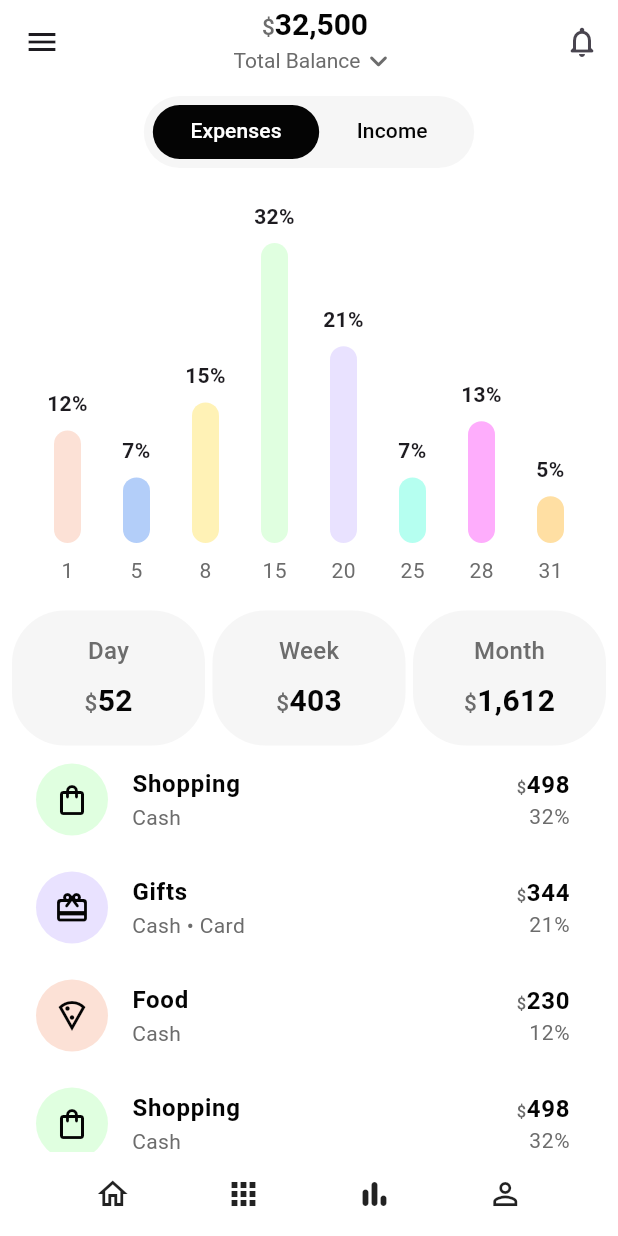
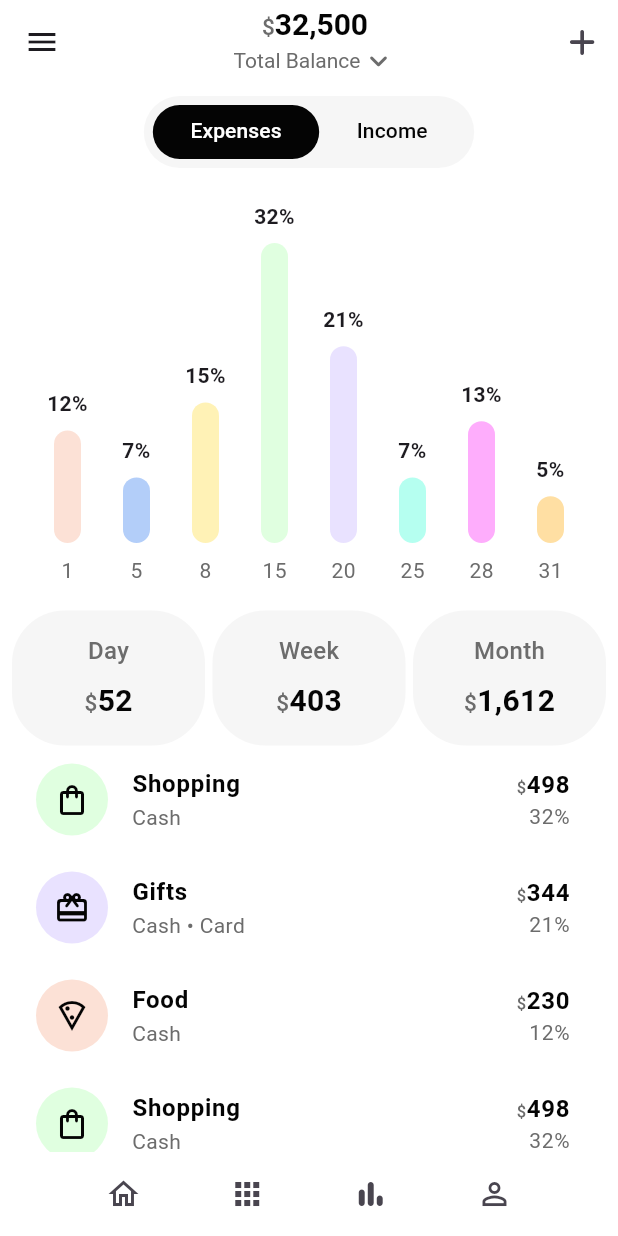
Before and after one commit to MatiasSalomon01/Expense-Tracker-App, a Flutter app: the screen it shows after launch, on a phone screen of 412 x 824 dp. Run offline on Flutter 3.47's test engine with Material 3 defaults, Android fonts, the light colour scheme and no system bars; drawn by our look-alikes of fl_chart; our stand-ins replace flutter_bloc, font_awesome_flutter, google_fonts.

Commit message:
feat: CustomBottomNavBar + new font

```diff
--- a/lib/main.dart
+++ b/lib/main.dart
@@ -1,5 +1,7 @@
+import 'package:expense_tracket_app/constants/constants.dart';
 import 'package:expense_tracket_app/screens/screens.dart';
 import 'package:flutter/material.dart';
+import 'package:google_fonts/google_fonts.dart';
 
 void main() {
   runApp(const MainApp());
@@ -10,9 +12,13 @@ class MainApp extends StatelessWidget {
 
   @override
   Widget build(BuildContext context) {
-    return const MaterialApp(
+    return MaterialApp(
       debugShowCheckedModeBanner: false,
       home: HomeScreen(),
+      theme: ThemeData(
+        scaffoldBackgroundColor: AppColors.white,
+        textTheme: GoogleFonts.poppinsTextTheme(TextTheme()),
+      ),
     );
   }
 }
--- a/lib/screens/home_screen/home_screen.dart
+++ b/lib/screens/home_screen/home_screen.dart
@@ -1,4 +1,3 @@
-import 'package:expense_tracket_app/constants/constants.dart';
 import 'package:expense_tracket_app/screens/home_screen/bloc/tab_bloc.dart';
 import 'package:expense_tracket_app/screens/home_screen/widgets/widgets.dart';
 import 'package:expense_tracket_app/widgets/widgets.dart';
@@ -11,7 +10,6 @@ class HomeScreen extends StatelessWidget {
   @override
   Widget build(BuildContext context) {
     return Scaffold(
-      backgroundColor: AppColors.white,
       drawer: Drawer(),
       appBar: CustomAppBar(),
       body: Padding(
@@ -31,18 +29,7 @@ class HomeScreen extends StatelessWidget {
           ),
         ),
       ),
-      bottomNavigationBar: SizedBox(
-        height: kToolbarHeight,
-        child: Row(
-          mainAxisAlignment: MainAxisAlignment.spaceEvenly,
-          children: [
-            Icon(Icons.home_outlined),
-            Icon(Icons.apps_rounded),
-            Icon(Icons.bar_chart_rounded),
-            Icon(Icons.person_outline),
-          ],
-        ),
-      ),
+      bottomNavigationBar: CustomBottomNavBar(),
     );
   }
 }
--- a/lib/widgets/custom_app_bar.dart
+++ b/lib/widgets/custom_app_bar.dart
@@ -1,6 +1,7 @@
 import 'package:expense_tracket_app/constants/constants.dart';
 import 'package:expense_tracket_app/widgets/widgets.dart';
 import 'package:flutter/material.dart';
+import 'package:font_awesome_flutter/font_awesome_flutter.dart';
 
 class CustomAppBar extends StatelessWidget implements PreferredSizeWidget {
   const CustomAppBar({super.key});
@@ -29,8 +30,14 @@ class CustomAppBar extends StatelessWidget implements PreferredSizeWidget {
       ),
       actions: [
         IconButton(
-          onPressed: () {},
-          icon: Icon(Icons.notifications_none_rounded),
+          onPressed: () {
+            showModalBottomSheet(
+              context: context,
+
+              builder: (context) => Container(),
+            );
+          },
+          icon: FaIcon(FontAwesomeIcons.plus, size: 20),
         ),
       ],
     );
--- /dev/null
+++ b/lib/widgets/custom_bottom_nav_bar.dart
@@ -0,0 +1,40 @@
+import 'package:flutter/material.dart';
+
+class CustomBottomNavBar extends StatelessWidget {
+  const CustomBottomNavBar({super.key});
+
+  @override
+  Widget build(BuildContext context) {
+    return Container(
+      height: kToolbarHeight,
+      margin: EdgeInsets.symmetric(
+        horizontal: MediaQuery.of(context).size.width * .1,
+      ),
+      child: Row(
+        children: [
+          Expanded(
+            child: IconButton(
+              onPressed: () {},
+              icon: Icon(Icons.home_outlined),
+            ),
+          ),
+          Expanded(
+            child: IconButton(onPressed: () {}, icon: Icon(Icons.apps_rounded)),
+          ),
+          Expanded(
+            child: IconButton(
+              onPressed: () {},
+              icon: Icon(Icons.bar_chart_rounded),
+            ),
+          ),
+          Expanded(
+            child: IconButton(
+              onPressed: () {},
+              icon: Icon(Icons.person_outline),
+            ),
+          ),
+        ],
+      ),
+    );
+  }
+}
--- a/lib/widgets/widgets.dart
+++ b/lib/widgets/widgets.dart
@@ -1,2 +1,3 @@
+export 'package:expense_tracket_app/widgets/custom_bottom_nav_bar.dart';
 export 'package:expense_tracket_app/widgets/text_money.dart';
 export 'package:expense_tracket_app/widgets/custom_app_bar.dart';
--- a/pubspec.yaml
+++ b/pubspec.yaml
@@ -12,6 +12,8 @@ dependencies:
     sdk: flutter
   flutter_bloc: ^9.1.0
   intl: ^0.20.2
+  google_fonts: ^6.2.1
+  font_awesome_flutter: ^10.8.0
 
 dev_dependencies:
   flutter_lints: ^5.0.0
```
Also changed, not shown: pubspec.lock, 1 other file.
